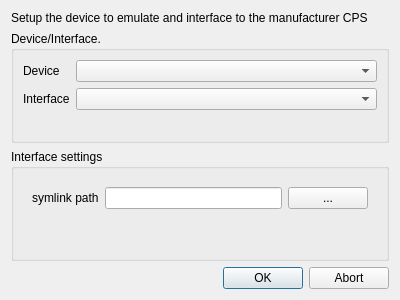
This is src/setupdialog.ui in dmr-tools/anytone-emu as Qt 5 draws it before an edit. The edited form follows.
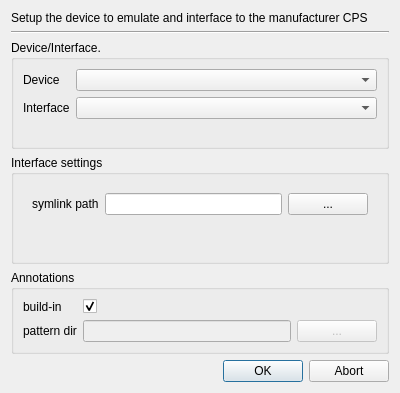
This is the edited form.

Diff of the .ui file:
```diff
--- a/src/setupdialog.ui
+++ b/src/setupdialog.ui
@@ -7,7 +7,7 @@
     <x>0</x>
     <y>0</y>
     <width>400</width>
-    <height>300</height>
+    <height>393</height>
    </rect>
   </property>
   <property name="windowTitle">
@@ -33,6 +33,13 @@
      </property>
     </widget>
    </item>
+   <item>
+    <widget class="Line" name="line">
+     <property name="orientation">
+      <enum>Qt::Horizontal</enum>
+     </property>
+    </widget>
+   </item>
    <item>
     <widget class="QGroupBox" name="groupBox">
      <property name="sizePolicy">
@@ -44,8 +51,6 @@
      <property name="title">
       <string>Device/Interface.</string>
      </property>
-     <layout class="QVBoxLayout" name="verticalLayout">
-      <item>
        <layout class="QFormLayout" name="formLayout">
         <item row="0" column="0">
          <widget class="QLabel" name="deviceLabel">
@@ -68,8 +73,6 @@
          <widget class="QComboBox" name="interfaceSelection"/>
         </item>
        </layout>
-      </item>
-     </layout>
     </widget>
    </item>
    <item>
@@ -147,6 +150,60 @@
      </layout>
     </widget>
    </item>
+   <item>
+    <widget class="QGroupBox" name="groupBox_3">
+     <property name="title">
+      <string>Annotations</string>
+     </property>
+     <layout class="QFormLayout" name="formLayout_4">
+      <item row="0" column="0">
+       <widget class="QLabel" name="label_4">
+        <property name="text">
+         <string>build-in</string>
+        </property>
+       </widget>
+      </item>
+      <item row="0" column="1">
+       <widget class="QCheckBox" name="useBuildin">
+        <property name="text">
+         <string/>
+        </property>
+        <property name="checked">
+         <bool>true</bool>
+        </property>
+       </widget>
+      </item>
+      <item row="1" column="0">
+       <widget class="QLabel" name="label_5">
+        <property name="text">
+         <string>pattern dir</string>
+        </property>
+       </widget>
+      </item>
+      <item row="1" column="1">
+       <layout class="QHBoxLayout" name="horizontalLayout_2">
+        <item>
+         <widget class="QLineEdit" name="patternDir">
+          <property name="enabled">
+           <bool>false</bool>
+          </property>
+         </widget>
+        </item>
+        <item>
+         <widget class="QPushButton" name="selectPatternDir">
+          <property name="enabled">
+           <bool>false</bool>
+          </property>
+          <property name="text">
+           <string>...</string>
+          </property>
+         </widget>
+        </item>
+       </layout>
+      </item>
+     </layout>
+    </widget>
+   </item>
    <item>
     <widget class="QDialogButtonBox" name="buttonBox">
      <property name="orientation">
```
Lines whose indentation alone changed are shown as unchanged.
